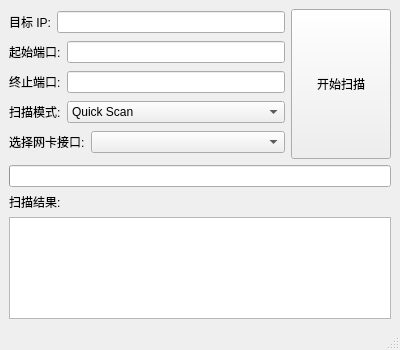
Above: qt/portscannerwindow.ui from JJLibra/XScanner before the change. Below: the same form after it.
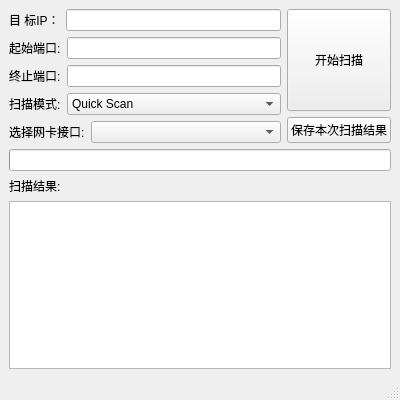
That is the form after the change.

Commit message: ✨ feat: 添加保存扫描结果功能

Diff of the .ui file:
```diff
--- a/qt/portscannerwindow.ui
+++ b/qt/portscannerwindow.ui
@@ -7,7 +7,7 @@
     <x>0</x>
     <y>0</y>
     <width>400</width>
-    <height>350</height>
+    <height>400</height>
    </rect>
   </property>
   <property name="windowTitle">
@@ -24,7 +24,7 @@
           <item>
            <widget class="QLabel">
             <property name="text">
-             <string>目标 IP:</string>
+             <string>目 标IP：</string>
             </property>
            </widget>
           </item>
@@ -162,6 +162,8 @@
        </layout>
       </item>
       <item>
+       <layout class="QVBoxLayout">
+        <item>
        <widget class="QPushButton" name="startButton">
         <property name="text">
          <string>开始扫描</string>
@@ -175,10 +177,19 @@
         <property name="minimumSize">
          <size>
           <width>100</width>
-          <height>150</height>
+            <height>80</height>
          </size>
         </property>
        </widget>
+        </item>
+        <item>
+         <widget class="QPushButton" name="saveLogButton">
+          <property name="text">
+           <string>保存本次扫描结果</string>
+          </property>
+         </widget>
+        </item>
+       </layout>
       </item>
      </layout>
     </item>
```
Lines whose indentation alone changed are shown as unchanged. The commit also changes 4 other files.
